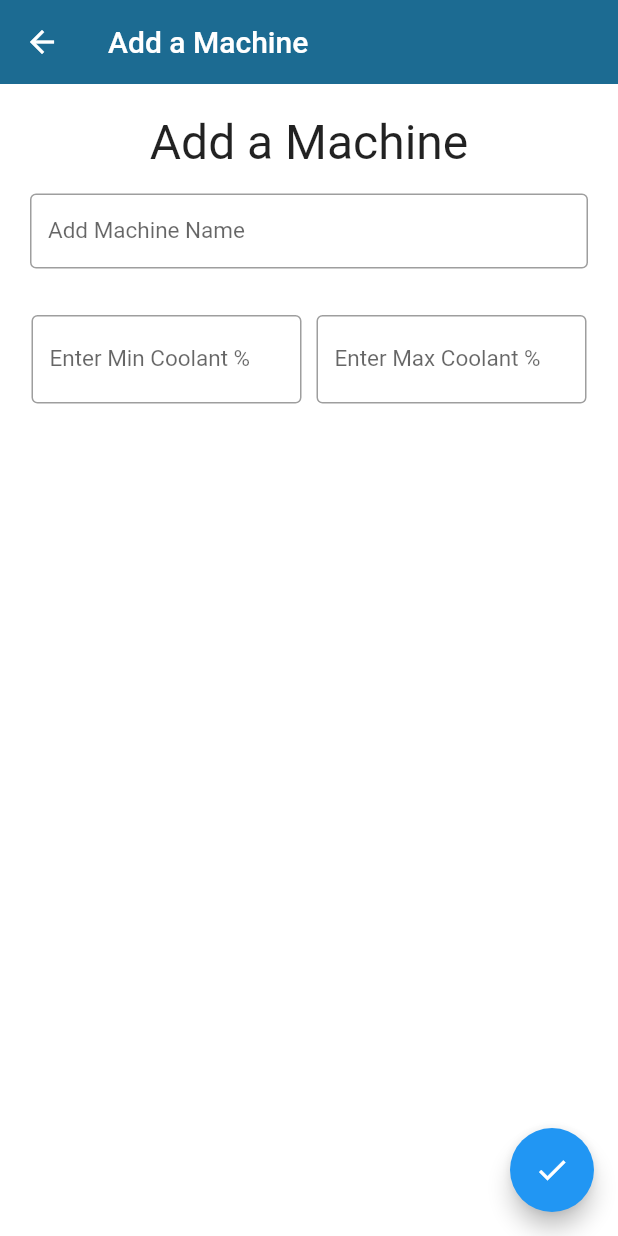
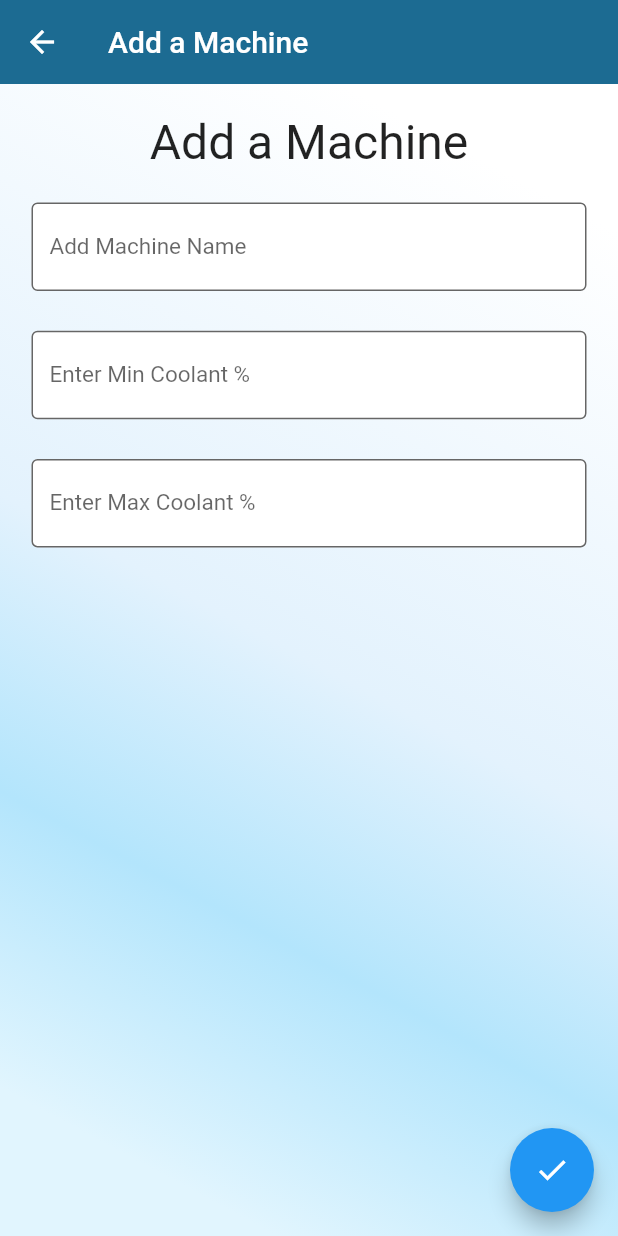
Before and after one commit to KickedDroid/mig, a Flutter app: the AddMachinePage screen opened directly, on a phone screen of 412 x 824 dp. Run offline on Flutter 3.47's test engine with Material 2 defaults, Android fonts, the phone set to English and light mode, and no system bars; our stand-ins replace charts_flutter, cloud_firestore, expandable, firebase_auth, google_sign_in, hive and 5 more; missing offline and left inert: esys_flutter_share, flutter_webview_plugin, qr_code_scanner; accounts and stored records are empty.

Commit message:
Clean up

```diff
--- a/lib/addmachine.dart
+++ b/lib/addmachine.dart
@@ -239,30 +239,39 @@ class _AddMachinePageState extends State<AddMachinePage> {
     final bodyHeight = MediaQuery.of(context).size.height -
         MediaQuery.of(context).viewInsets.bottom;
     return Container(
-      color: Colors.white,
+      decoration: BoxDecoration(
+            gradient: LinearGradient(
+              begin: Alignment.topRight,
+              end: Alignment.bottomLeft,
+              stops: [0.1, 0.5, 0.7, 0.9],
+              colors: [
+                Colors.white,
+                Colors.blue[50],
+                Colors.lightBlue[100],
+                Colors.lightBlue[50],
+              ],
+            ),
+            color: Colors.white,
+            borderRadius: BorderRadius.circular(00.0),
+            // the box shawdow property allows for fine tuning as aposed to shadowColor
+          ),
       child: Column(
+        mainAxisAlignment: MainAxisAlignment.start ,
         children: <Widget>[
           Padding(
-            padding: const EdgeInsets.fromLTRB(10, 20, 10, 5),
+            padding: const EdgeInsets.fromLTRB(10, 20, 10, 0),
             child: Text(
               "Add a Machine",
               style: TextStyle(fontSize: 32.0, fontWeight: FontWeight.w400),
             ),
           ),
-          Padding(
-            padding: const EdgeInsets.only(
-              top: 10,
-              left: 20.0,
-              right: 20.0,
-              bottom: 10.0,
-            ),
-            child: Container(
-              height: _topSectionHeight,
-              child: Row(
-                mainAxisSize: MainAxisSize.max,
-                crossAxisAlignment: CrossAxisAlignment.stretch,
-                children: <Widget>[
-                  Expanded(
+          Container(
+            height: MediaQuery.of(context).size.height *.35,
+            child: Column(
+              children: [
+                Expanded(
+                  child: Padding(
+                    padding: const EdgeInsets.all(5.0),
                     child: TextField(
                       onChanged: (value) {
                         setState(() {
@@ -271,18 +280,14 @@ class _AddMachinePageState extends State<AddMachinePage> {
                       },
                       controller: controller,
                       decoration: InputDecoration(
+                          filled: true,
+                          fillColor: Colors.white,
                           border: OutlineInputBorder(),
                           labelText: 'Add Machine Name',
                           labelStyle: TextStyle(fontSize: 15)),
                     ),
                   ),
-                ],
-              ),
-            ),
-          ),
-          Container(
-            child: Row(
-              children: [
+                ),
                 Expanded(
                   child: Padding(
                     padding: const EdgeInsets.all(5.0),
@@ -294,6 +299,8 @@ class _AddMachinePageState extends State<AddMachinePage> {
                       },
                       controller: controller,
                       decoration: InputDecoration(
+                          filled: true,
+                          fillColor: Colors.white,
                           border: OutlineInputBorder(),
                           labelText: 'Enter Min Coolant %',
                           labelStyle: TextStyle(fontSize: 15)),
@@ -311,6 +318,8 @@ class _AddMachinePageState extends State<AddMachinePage> {
                       },
                       controller: controller,
                       decoration: InputDecoration(
+                          filled: true,
+                          fillColor: Colors.white,
                           border: OutlineInputBorder(),
                           labelText: 'Enter Max Coolant %',
                           labelStyle: TextStyle(fontSize: 15)),
--- a/lib/main.dart
+++ b/lib/main.dart
@@ -316,7 +316,7 @@ class WelcomeScreen extends StatelessWidget {
                               },
                               label: Padding(
                                 padding: const EdgeInsets.fromLTRB(20, 8, 20, 8),
-                                child: Text('Scan', style: TextStyle(color: Colors.white, fontSize: 20),
+                                child: Text('Scan QR Code', style: TextStyle(color: Colors.white, fontSize: 20),
                                 ),
                               ),
                             ),
```
Also changed, not shown: lib/batch.dart (+31 -5 lines), lib/createcompany.dart (+31 -3 lines).
